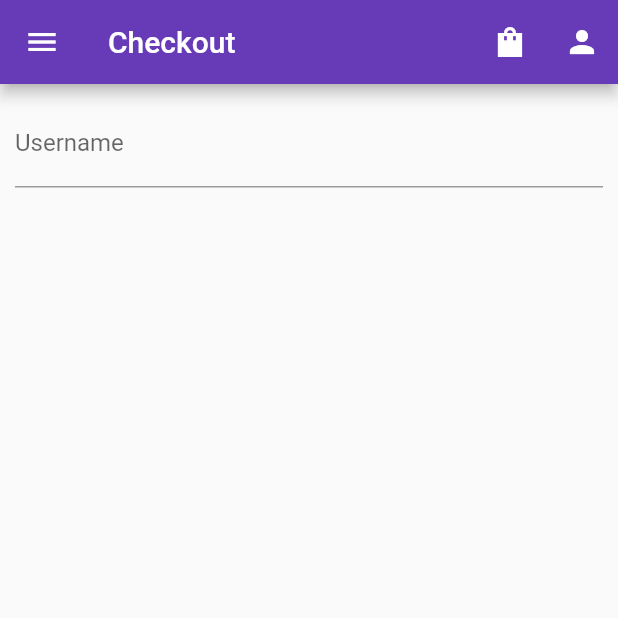
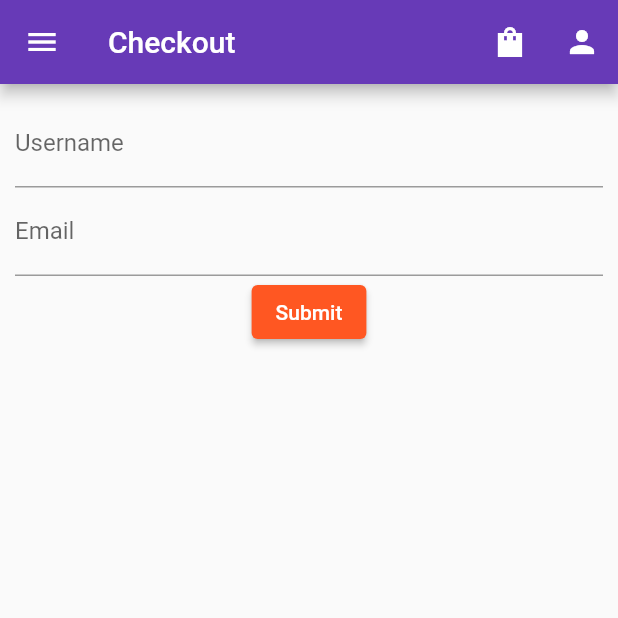
Before and after one commit to frontenddevtrainer/flutter-learning-mar29, a Flutter app: the CheckoutScreen screen opened by its route, on a phone screen of 412 x 824 dp, the top half of it. Run offline on Flutter 3.47's test engine with Material 2 defaults, Android fonts, the phone set to English and light mode, and no system bars; our stand-ins replace dio.

```diff
--- a/lib/widgets/checkout/CheckoutScreen.dart
+++ b/lib/widgets/checkout/CheckoutScreen.dart
@@ -11,7 +11,10 @@ class CheckoutScreen extends StatefulWidget {
 }
 
 class _CheckoutScreen extends State<CheckoutScreen> {
+  final formKey = GlobalKey<FormState>();
+
   final usernameController = TextEditingController();
+  final emailController = TextEditingController();
 
   // Username
   // Email,
@@ -25,18 +28,36 @@ class _CheckoutScreen extends State<CheckoutScreen> {
       body: Padding(
         padding: const EdgeInsets.all(10),
         child: Form(
+            key: formKey,
             child: Column(
               children: [
                 TextFormField(
                   controller: usernameController,
                   decoration: const InputDecoration(labelText: "Username"),
-              // validator: (value) {
-              //   if (value. && value?.isEmpty) {
-              //     return "Username is required.";
-              //   }
-              //   return null;
-              // },
-            )
+                  validator: (value) {
+                    if (value == null || value.isEmpty) {
+                      return "Username is required.";
+                    }
+                    return null;
+                  },
+                ),
+                TextFormField(
+                  controller: emailController,
+                  decoration: const InputDecoration(labelText: "Email"),
+                  validator: (value) {
+                    if (value == null || value.isEmpty) {
+                      return "Email is required.";
+                    }
+                    return null;
+                  },
+                ),
+                ElevatedButton(
+                    onPressed: () {
+                      if (formKey.currentState!.validate()) {
+                        print("submitted");
+                      }
+                    },
+                    child: const Text("Submit"))
               ],
             )),
       ),
```
Lines whose indentation alone changed are shown as unchanged.
